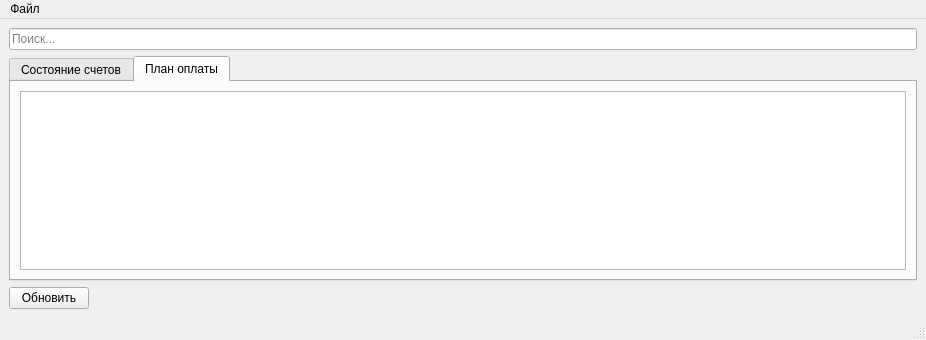
Above: mainwindow.ui from igrekus/billplan before the change. Below: the same form after it.
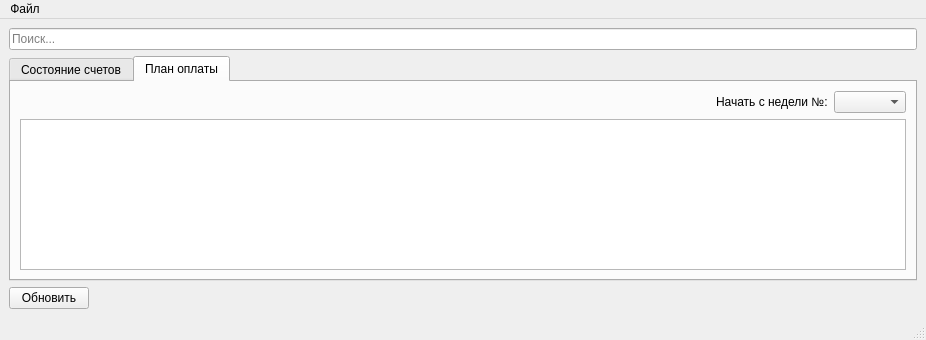
That is the form after the change. The open tabs and pages were chosen to show the change.

The edit to the form file:
```diff
--- a/mainwindow.ui
+++ b/mainwindow.ui
@@ -14,7 +14,7 @@
    <string>MainWindow</string>
   </property>
   <widget class="QWidget" name="centralwidget">
-   <layout class="QVBoxLayout" name="verticalLayout_2">
+   <layout class="QVBoxLayout" name="verticalLayout_3">
     <item>
      <widget class="QLineEdit" name="lineEdit">
       <property name="placeholderText">
@@ -85,7 +85,34 @@
        <attribute name="title">
         <string>План оплаты</string>
        </attribute>
-       <layout class="QVBoxLayout" name="verticalLayout_3">
+       <layout class="QVBoxLayout" name="verticalLayout_2">
+        <item>
+         <layout class="QHBoxLayout" name="horizontalLayout_3">
+          <item>
+           <spacer name="horizontalSpacer_3">
+            <property name="orientation">
+             <enum>Qt::Horizontal</enum>
+            </property>
+            <property name="sizeHint" stdset="0">
+             <size>
+              <width>40</width>
+              <height>20</height>
+             </size>
+            </property>
+           </spacer>
+          </item>
+          <item>
+           <widget class="QLabel" name="label">
+            <property name="text">
+             <string>Начать с недели №:</string>
+            </property>
+           </widget>
+          </item>
+          <item>
+           <widget class="QComboBox" name="comboWeek"/>
+          </item>
+         </layout>
+        </item>
         <item>
          <widget class="QTableView" name="tablePlan"/>
         </item>
```
